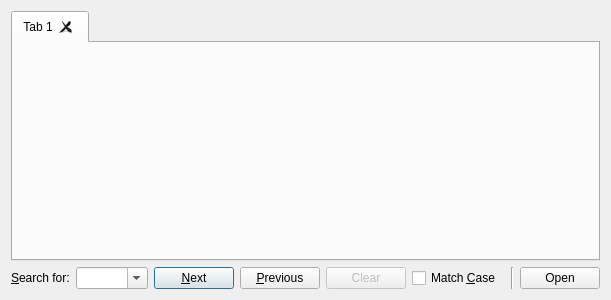
eugeneia/recall, file dep/recoll/qtgui/preview.ui: the form before one commit.
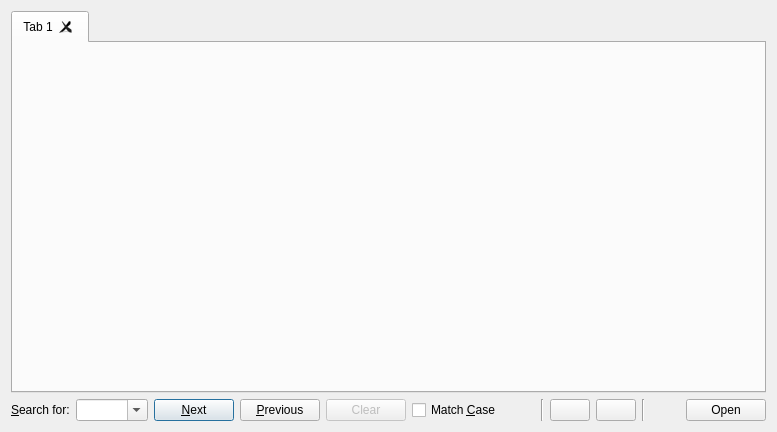
The form after the commit. Icons and pictures are not drawn.

Patch:
```diff
--- a/dep/recoll/qtgui/preview.ui
+++ b/dep/recoll/qtgui/preview.ui
@@ -6,8 +6,8 @@
    <rect>
     <x>0</x>
     <y>0</y>
-    <width>611</width>
-    <height>300</height>
+    <width>777</width>
+    <height>432</height>
    </rect>
   </property>
   <property name="windowTitle">
@@ -102,6 +102,54 @@
        </property>
       </widget>
      </item>
+     <item>
+      <widget class="QPushButton" name="prevInTabPB">
+       <property name="text">
+        <string/>
+       </property>
+       <property name="toolTip">
+         <string>Previous result document</string>
+       </property>
+       <property name="icon">
+        <iconset>
+         <normaloff>:/images/prevpage.png</normaloff>images/prevpage.png</iconset>
+       </property>
+      </widget>
+     </item>
+     <item>
+      <widget class="QPushButton" name="nextInTabPB">
+       <property name="text">
+        <string/>
+       </property>
+       <property name="toolTip">
+         <string>Next result document</string>
+       </property>
+       <property name="icon">
+        <iconset>
+         <normaloff>:/images/nextpage.png</normaloff>images/nextpage.png</iconset>
+       </property>
+      </widget>
+     </item>
+     <item>
+      <widget class="Line" name="line_2">
+       <property name="orientation">
+        <enum>Qt::Vertical</enum>
+       </property>
+      </widget>
+     </item>
+     <item>
+      <spacer name="horizontalSpacer_2">
+       <property name="orientation">
+        <enum>Qt::Horizontal</enum>
+       </property>
+       <property name="sizeHint" stdset="0">
+        <size>
+         <width>40</width>
+         <height>20</height>
+        </size>
+       </property>
+      </spacer>
+     </item>
      <item>
       <widget class="QPushButton" name="editPB">
        <property name="text">
```
